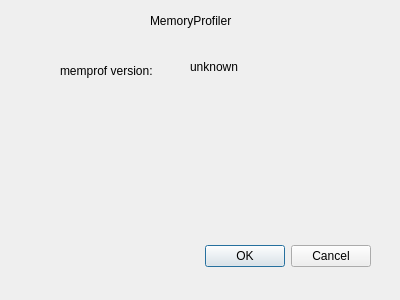
Before: the Qt Designer form src/MemoryProfiler/MemoryProfiler/aboutdialog.ui in madrenegade/PGameStudio, drawn with Qt 5.
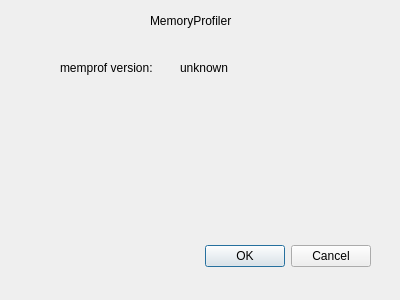
After: the same form once the commit is applied.

```diff
--- a/src/MemoryProfiler/MemoryProfiler/aboutdialog.ui
+++ b/src/MemoryProfiler/MemoryProfiler/aboutdialog.ui
@@ -48,7 +48,7 @@
      <x>60</x>
      <y>60</y>
      <width>111</width>
-     <height>21</height>
+     <height>16</height>
     </rect>
    </property>
    <property name="text">
@@ -58,10 +58,10 @@
   <widget class="QLabel" name="memprofVersionLabel">
    <property name="geometry">
     <rect>
-     <x>190</x>
+     <x>180</x>
      <y>60</y>
-     <width>56</width>
-     <height>14</height>
+     <width>51</width>
+     <height>16</height>
     </rect>
    </property>
    <property name="text">
```
